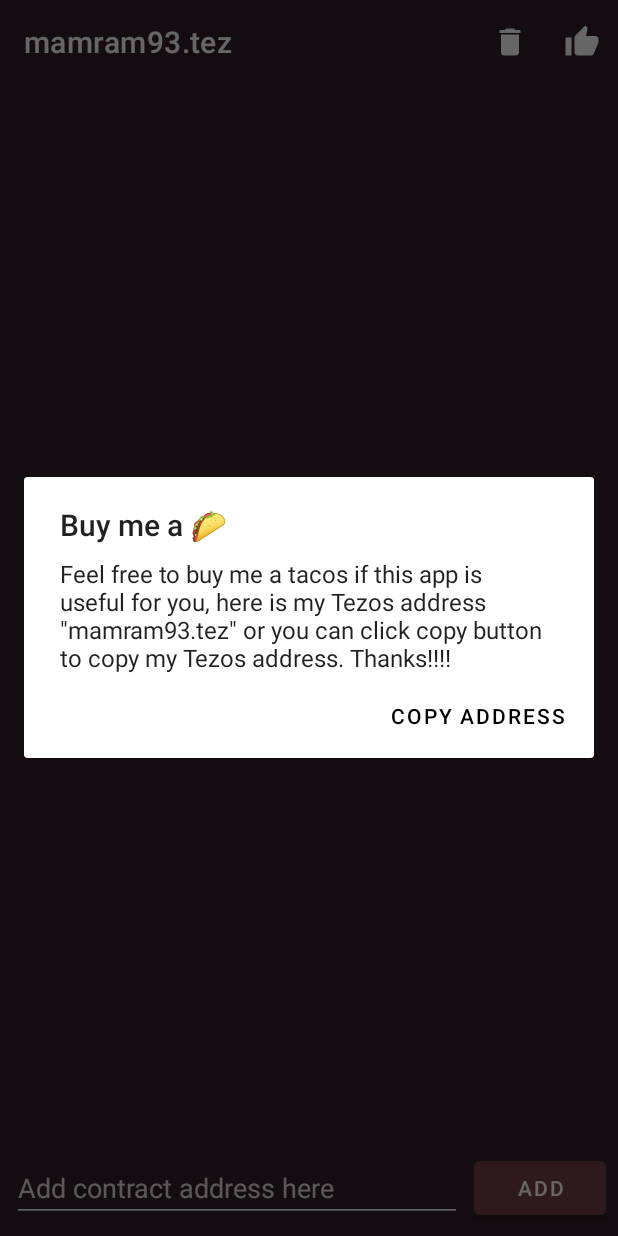
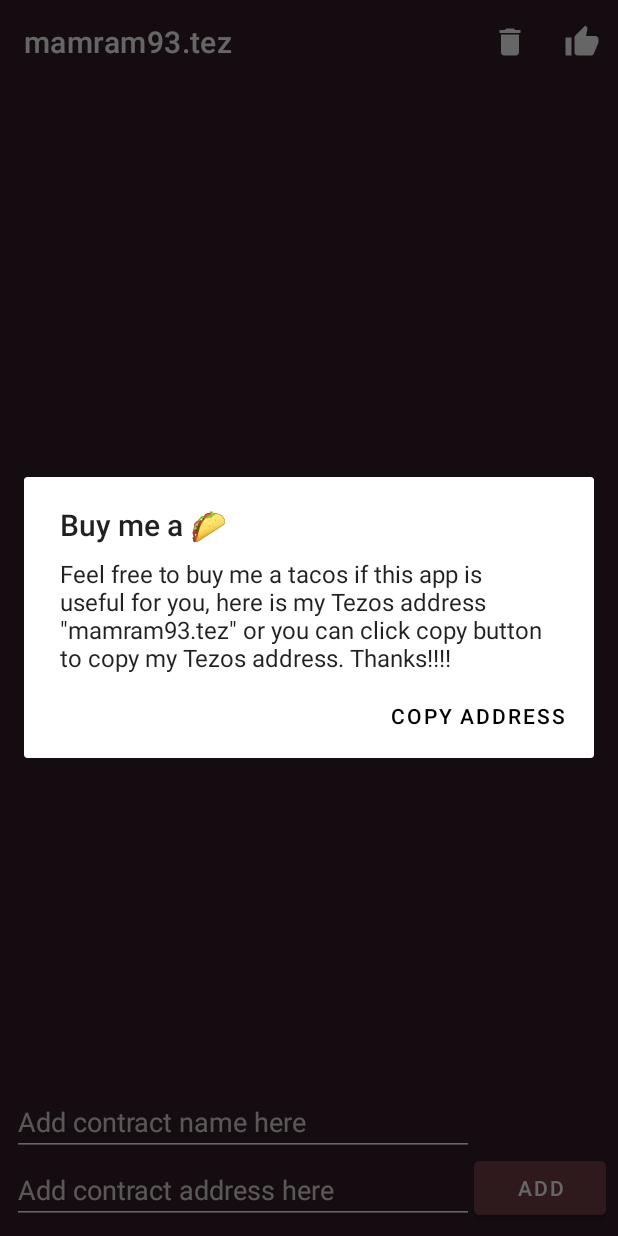
Before and after one commit to Mr93/Tacos_Token_Price, an Android app: the screen it shows after launch (MainActivity), after a tap on "Donate", on a phone screen of 412 x 824 dp. Run offline under Robolectric (Android 15) with nearby library versions, the light colour scheme and no system bars; our stand-ins replace Room's generated code, data binding; libraries missing offline, so code that uses them is left out: com.airbnb.epoxy; plain views replace EpoxyRecyclerView; 3 statements that could not run were skipped.

Commit message:
add contract name input text

```diff
--- a/app/src/main/java/com/mamram/checktezostokenprice/data/entity/Contract.kt
+++ b/app/src/main/java/com/mamram/checktezostokenprice/data/entity/Contract.kt
@@ -10,11 +10,12 @@ data class Contract(
     @PrimaryKey(autoGenerate = true) var id: Int = 0,
     @ColumnInfo(name = "name") val contractName: String,
     @ColumnInfo(name = "address") val contractAddress: String,
-    @ColumnInfo(name = "last_rate") val lastRate: Double
+    @ColumnInfo(name = "last_rate") val lastRate: Double,
+    @ColumnInfo(name = "is_reverse") val isReverse: Boolean = false
 )
 
 fun Contract.toModel(): ContractModel {
-    return ContractModel(id, contractName, contractAddress, lastRate)
+    return ContractModel(id, contractName, contractAddress, lastRate, isReverse)
 }
 
 fun List<Contract>.toModels(): List<ContractModel> {
--- a/app/src/main/java/com/mamram/checktezostokenprice/data/model/ContractModel.kt
+++ b/app/src/main/java/com/mamram/checktezostokenprice/data/model/ContractModel.kt
@@ -1,12 +1,10 @@
 package com.mamram.checktezostokenprice.data.model
 
-import androidx.room.ColumnInfo
 import androidx.room.Entity
-import androidx.room.PrimaryKey
 
 @Entity
 data class ContractModel(
     var id: Int, var contractName: String,
     var contractAddress: String,
-    var lastRate: Double
+    var lastRate: Double, var isReverse: Boolean = false
 )
--- a/app/src/main/java/com/mamram/checktezostokenprice/database/AppDatabase.kt
+++ b/app/src/main/java/com/mamram/checktezostokenprice/database/AppDatabase.kt
@@ -6,7 +6,7 @@ import androidx.room.Room
 import androidx.room.RoomDatabase
 import com.mamram.checktezostokenprice.data.entity.Contract
 
-@Database(entities = arrayOf(Contract::class), version = 2, exportSchema = false)
+@Database(entities = arrayOf(Contract::class), version = 3, exportSchema = false)
 abstract class AppDatabase : RoomDatabase() {
     abstract fun contractDao(): ContractDao
 
--- a/app/src/main/res/layout/activity_main.xml
+++ b/app/src/main/res/layout/activity_main.xml
@@ -51,21 +51,37 @@
             android:layout_width="match_parent"
             android:layout_height="wrap_content"
             android:background="@color/tezos_color"
-            android:gravity="center_vertical"
+            android:gravity="bottom"
             android:orientation="horizontal"
             android:padding="8dp"
             app:layout_constraintBottom_toBottomOf="parent">
 
+            <androidx.appcompat.widget.LinearLayoutCompat
+                android:layout_width="0dp"
+                android:layout_height="wrap_content"
+                android:layout_weight="1"
+                android:orientation="vertical">
+
+                <androidx.appcompat.widget.AppCompatEditText
+                    android:id="@+id/edt_contract_name"
+                    android:layout_width="match_parent"
+                    android:layout_height="wrap_content"
+                    android:layout_weight="1"
+                    android:backgroundTint="@color/white"
+                    android:hint="@string/add_name"
+                    android:textColor="@color/white"
+                    android:textColorHint="#E1DBDB" />
+
                 <androidx.appcompat.widget.AppCompatEditText
                     android:id="@+id/edt_contract_address"
-                android:layout_width="wrap_content"
+                    android:layout_width="match_parent"
                     android:layout_height="wrap_content"
-                android:layout_marginEnd="8dp"
                     android:layout_weight="1"
                     android:backgroundTint="@color/white"
                     android:hint="@string/add_address"
                     android:textColor="@color/white"
                     android:textColorHint="#E1DBDB" />
+            </androidx.appcompat.widget.LinearLayoutCompat>
 
             <Button
                 android:id="@+id/btn_add"
--- a/app/src/main/res/values/strings.xml
+++ b/app/src/main/res/values/strings.xml
@@ -2,6 +2,7 @@
     <string name="app_name">Tacos Token Price</string>
     <string name="error_address">Error contract address</string>
     <string name="add_address">Add contract address here</string>
+    <string name="add_name">Add contract name here</string>
     <string name="add">Add</string>
     <string name="delete_all">Delete All Contract</string>
     <string name="delete_all_message">Do you want to delete all contracts?</string>
```
Also changed, not shown: app/src/main/java/com/mamram/checktezostokenprice/ContractController.kt (+9 -1 lines), app/src/main/java/com/mamram/checktezostokenprice/MainActivity.kt (+9 -2 lines), app/src/main/java/com/mamram/checktezostokenprice/MainViewModel.kt (+13 -5 lines). Lines whose indentation alone changed are shown as unchanged.
